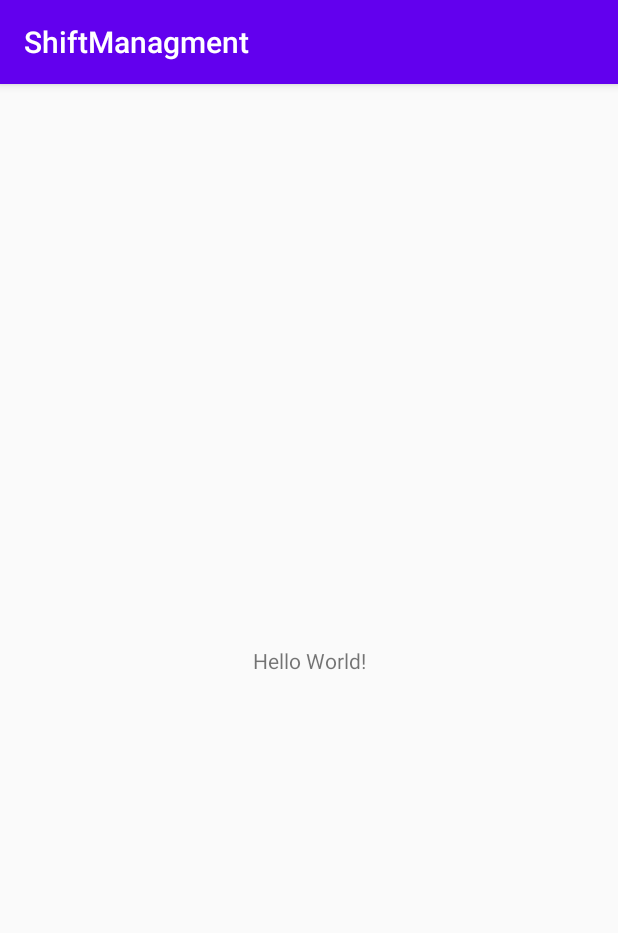
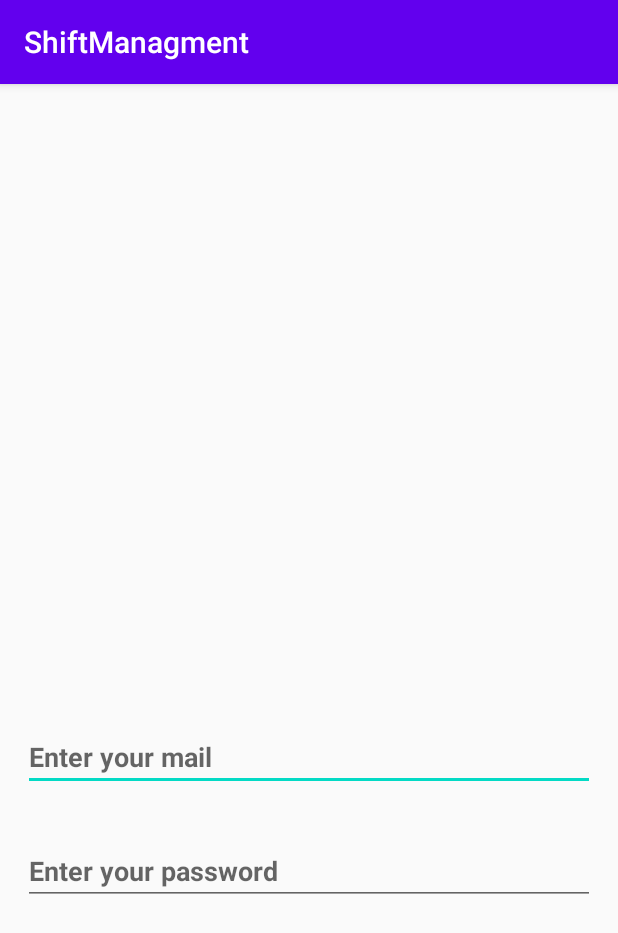
Before and after one commit to Maorm2/ShiftManagment, an Android app: the screen it shows after launch (MainActivity), on a phone screen of 412 x 824 dp. Shown: the top 933 px of the screen. Run offline under Robolectric (Android 15) with nearby library versions, the phone set to English and light mode, and no system bars.

Commit message:
login page

```diff
--- a/app/src/main/res/layout/activity_main.xml
+++ b/app/src/main/res/layout/activity_main.xml
@@ -1,18 +1,50 @@
 <?xml version="1.0" encoding="utf-8"?>
-<androidx.constraintlayout.widget.ConstraintLayout xmlns:android="http://schemas.android.com/apk/res/android"
+<LinearLayout xmlns:android="http://schemas.android.com/apk/res/android"
     xmlns:app="http://schemas.android.com/apk/res-auto"
     xmlns:tools="http://schemas.android.com/tools"
     android:layout_width="match_parent"
     android:layout_height="match_parent"
-    tools:context=".view.MainActivity">
+    tools:context=".view.MainActivity"
+    android:orientation="vertical">
 
-    <TextView
-        android:layout_width="wrap_content"
+    <LinearLayout
+        android:layout_width="match_parent"
         android:layout_height="wrap_content"
-        android:text="Hello World!"
-        app:layout_constraintBottom_toBottomOf="parent"
-        app:layout_constraintLeft_toLeftOf="parent"
-        app:layout_constraintRight_toRightOf="parent"
-        app:layout_constraintTop_toTopOf="parent" />
+        android:layout_weight="1">
 
-</androidx.constraintlayout.widget.ConstraintLayout>
+    </LinearLayout>
+
+
+    <LinearLayout
+        android:layout_width="match_parent"
+        android:layout_height="wrap_content"
+        android:orientation="vertical"
+        android:gravity="center"
+        android:layout_weight="2">
+
+
+        <EditText
+            android:layout_width="match_parent"
+            android:layout_height="45dp"
+            android:layout_margin="15dp"
+            android:layout_marginTop="10dp"
+            android:textColor="@android:color/black"
+            android:hint="Enter your mail"
+            android:textStyle="bold" />
+
+        <EditText
+            android:layout_width="match_parent"
+            android:layout_height="45dp"
+            android:layout_margin="15dp"
+            android:layout_marginTop="10dp"
+            android:textColor="@android:color/black"
+            android:hint="Enter your password"
+            android:textStyle="bold" />
+
+
+</LinearLayout>
+
+
+
+
+</LinearLayout>
```
